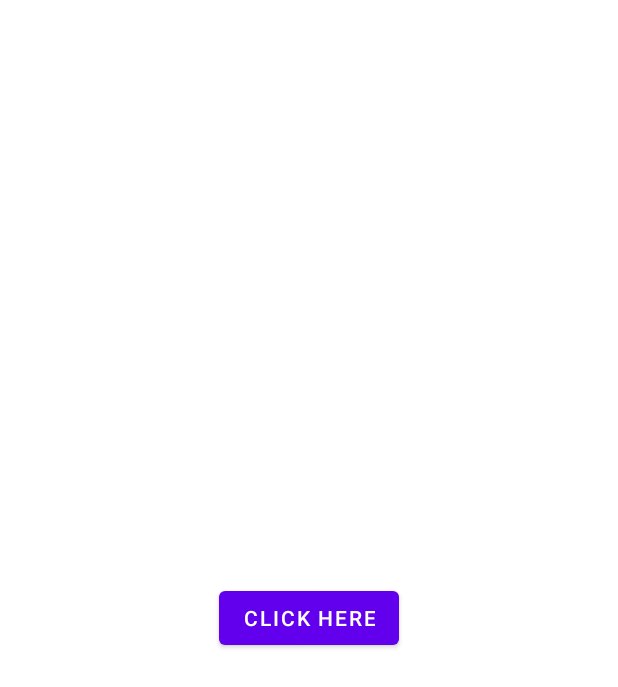
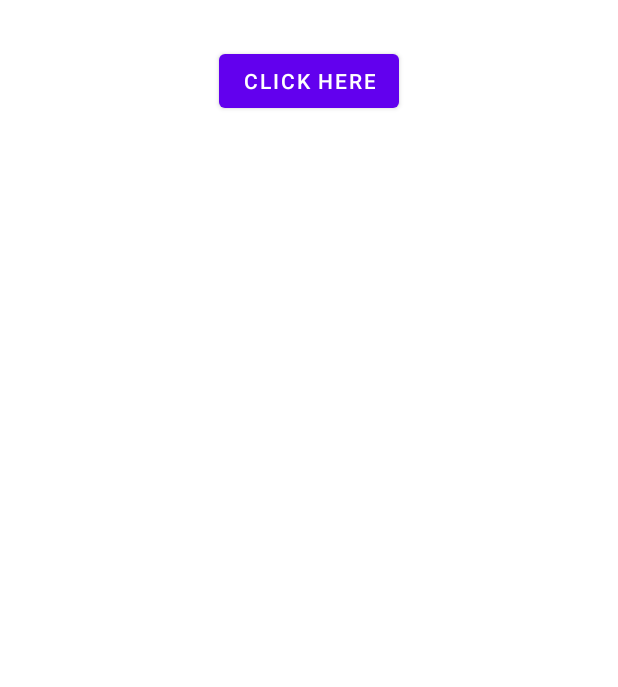
Before and after one commit to ishaan1607/Sample-Library-Class, an Android app: the layout activity_main.xml on its own in the app's theme, with its tools: preview values and no code run, on a phone screen of 412 x 824 dp. Shown: the top 687 px of the screen. Run offline under Robolectric (Android 15) with nearby library versions, the phone set to English and light mode, and no system bars.

```diff
--- a/app/build.gradle
+++ b/app/build.gradle
@@ -1,6 +1,7 @@
 plugins {
     id 'com.android.application'
     id 'org.jetbrains.kotlin.android'
+    id 'kotlin-kapt'
 }
 
 android {
--- a/app/src/main/AndroidManifest.xml
+++ b/app/src/main/AndroidManifest.xml
@@ -1,6 +1,8 @@
 <?xml version="1.0" encoding="utf-8"?>
 <manifest xmlns:android="http://schemas.android.com/apk/res/android"
     package="com.ishaan.samplelibraryapp">
+
+    <uses-permission android:name="android.permission.INTERNET" />
 
     <application
         android:allowBackup="true"
--- a/app/src/main/java/com/ishaan/samplelibraryapp/MainActivity.kt
+++ b/app/src/main/java/com/ishaan/samplelibraryapp/MainActivity.kt
@@ -2,6 +2,7 @@ package com.ishaan.samplelibraryapp
 
 import android.os.Bundle
 import androidx.appcompat.app.AppCompatActivity
+import com.bumptech.glide.Glide
 import com.ishaan.samplelibrary.LibraryClass
 import com.ishaan.samplelibraryapp.databinding.ActivityMainBinding
 
@@ -13,6 +14,11 @@ class MainActivity : AppCompatActivity() {
 
         binding.btnClick.setOnClickListener {
             LibraryClass.init(this)
+
+            Glide.with(this)
+                .load("https://picfiles.alphacoders.com/253/thumb-1920-253859.jpg")
+                .centerCrop()
+                .into(binding.ivLoad)
         }
     }
 }
--- a/app/src/main/res/layout/activity_main.xml
+++ b/app/src/main/res/layout/activity_main.xml
@@ -10,10 +10,20 @@
         android:id="@+id/btn_click"
         android:layout_width="wrap_content"
         android:layout_height="wrap_content"
+        android:layout_marginTop="30dp"
         android:text="@string/click_here"
-        app:layout_constraintBottom_toBottomOf="parent"
         app:layout_constraintLeft_toLeftOf="parent"
         app:layout_constraintRight_toRightOf="parent"
         app:layout_constraintTop_toTopOf="parent" />
 
+    <ImageView
+        android:id="@+id/iv_load"
+        android:layout_width="wrap_content"
+        android:layout_height="wrap_content"
+        app:layout_constraintBottom_toBottomOf="parent"
+        app:layout_constraintEnd_toEndOf="parent"
+        app:layout_constraintStart_toStartOf="parent"
+        app:layout_constraintTop_toBottomOf="@id/btn_click"
+        tools:ignore="ContentDescription" />
+
 </androidx.constraintlayout.widget.ConstraintLayout>
--- a/samplelibrary/build.gradle
+++ b/samplelibrary/build.gradle
@@ -1,6 +1,7 @@
 plugins {
     id 'com.android.library'
     id 'org.jetbrains.kotlin.android'
+    id 'kotlin-kapt'
 }
 
 android {
@@ -37,4 +38,8 @@ dependencies {
     testImplementation 'junit:junit:4.13.2'
     androidTestImplementation 'androidx.test.ext:junit:1.1.3'
     androidTestImplementation 'androidx.test.espresso:espresso-core:3.4.0'
+
+
+    api 'com.github.bumptech.glide:glide:4.13.0'
+    kapt 'com.github.bumptech.glide:compiler:4.13.0'
 }
```
